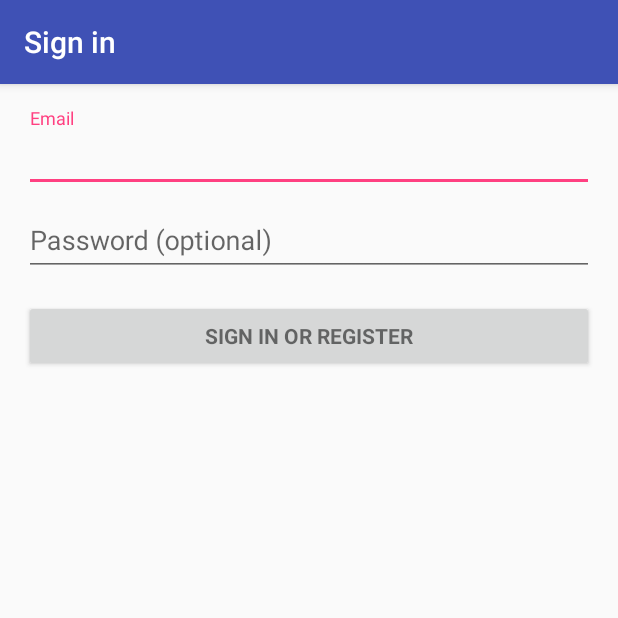
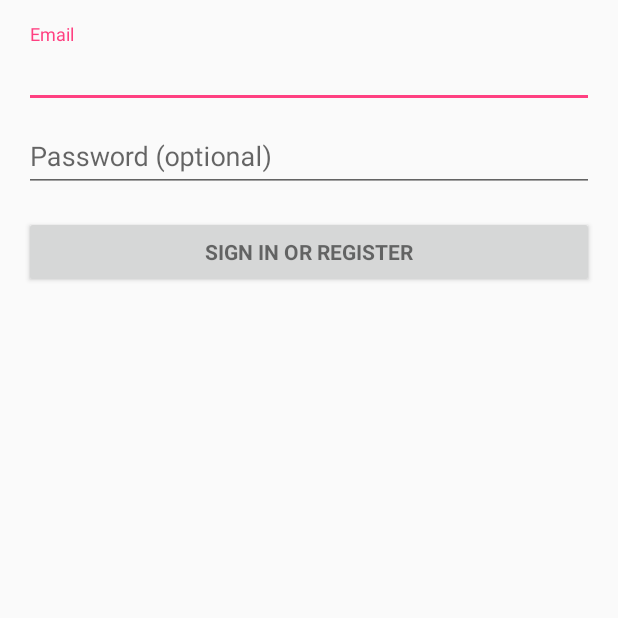
Before and after one commit to w-mj/Time_Manager_Reconstruction, an Android app: the screen it shows after launch (LoginActivity), on a phone screen of 412 x 824 dp, the top half of it. Run offline under Robolectric (Android 15) with nearby library versions, the phone set to English and light mode, and no system bars; 2 statements that could not run were skipped.

Commit message:
remove action bar

```diff
--- a/app/src/main/res/values/styles.xml
+++ b/app/src/main/res/values/styles.xml
@@ -1,7 +1,7 @@
 <resources>
 
     <!-- Base application theme. -->
-    <style name="AppTheme" parent="Theme.AppCompat.Light.DarkActionBar">
+    <style name="AppTheme" parent="Theme.AppCompat.Light.NoActionBar">
         <!-- Customize your theme here. -->
         <item name="colorPrimary">@color/colorPrimary</item>
         <item name="colorPrimaryDark">@color/colorPrimaryDark</item>
```
Also changed, not shown: app/src/main/res/layout/activity_main.xml (+0 -10 lines), 1 other file.
